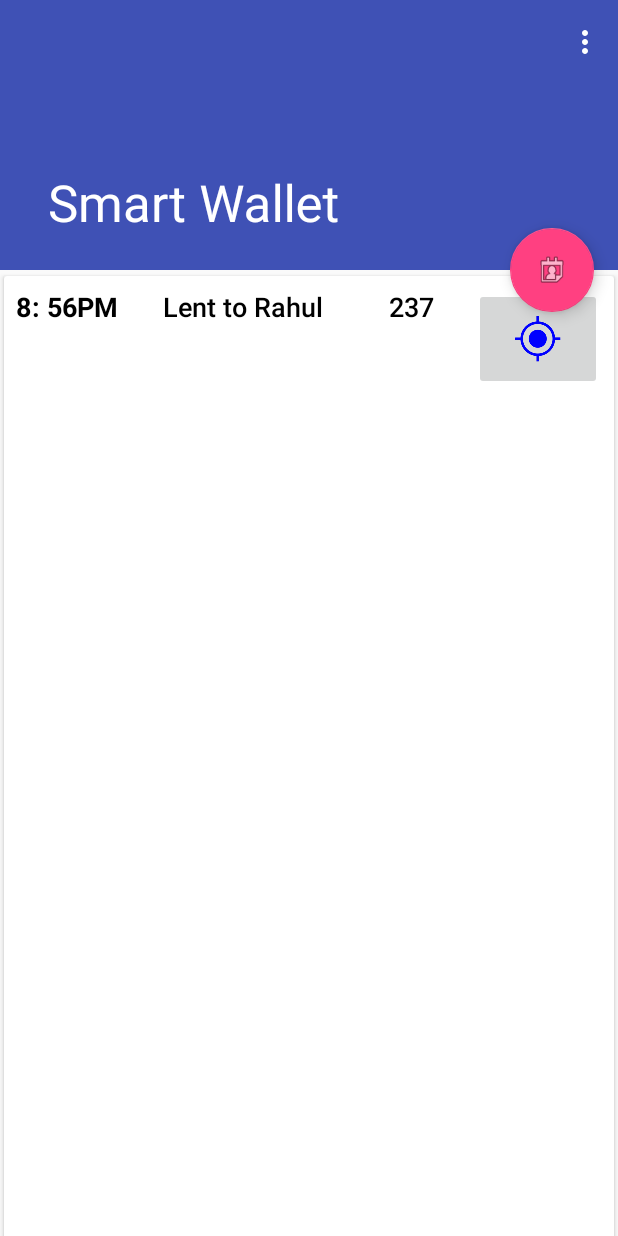
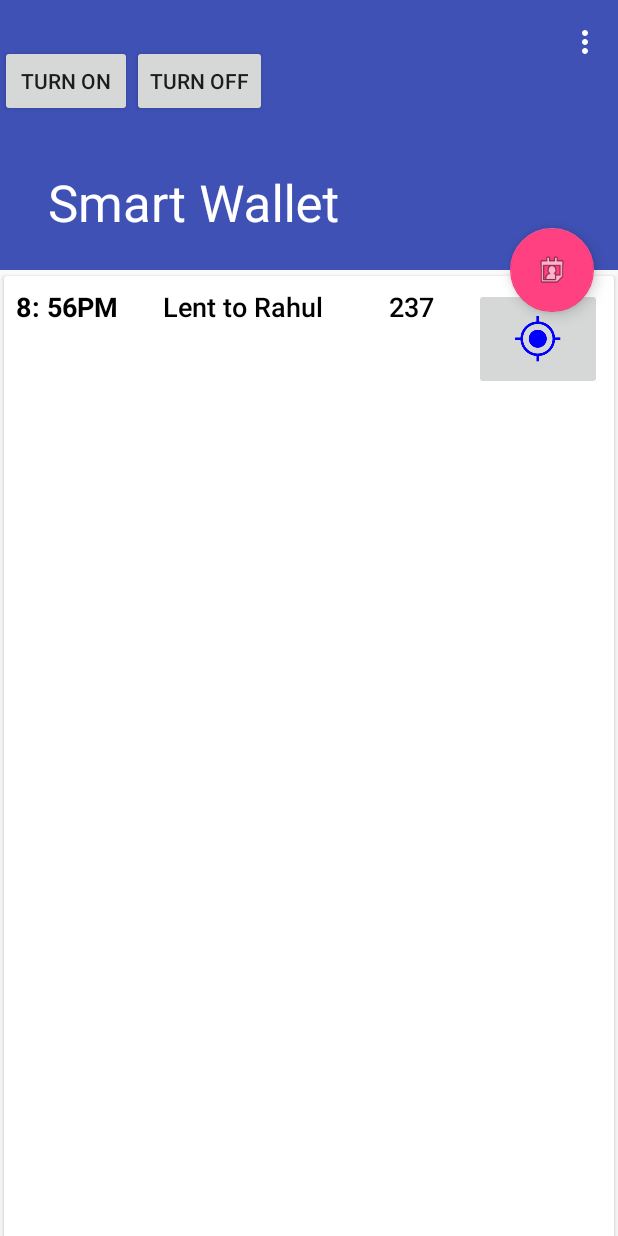
Before and after one commit to aditya-nambiar/smartwallet, an Android app: the screen it shows after launch (ScrollingActivity), on a phone screen of 412 x 824 dp. Run offline under Robolectric (Android 15) with nearby library versions, the phone set to English and light mode, and no system bars.

Commit message:
added turn on, off buttons

```diff
--- a/app/src/main/AndroidManifest.xml
+++ b/app/src/main/AndroidManifest.xml
@@ -20,4 +20,5 @@
         </activity>
     </application>
     <uses-permission android:name="android.permission.BLUETOOTH" />
+    <uses-permission android:name="android.permission.BLUETOOTH_ADMIN"/>
 </manifest>
--- a/app/src/main/java/com/togather/me/smartwallet/ScrollingActivity.java
+++ b/app/src/main/java/com/togather/me/smartwallet/ScrollingActivity.java
@@ -13,7 +13,7 @@ import android.view.Menu;
 import android.view.MenuItem;
 import android.view.View;
 import android.widget.LinearLayout;
-
+import android.bluetooth.BluetoothAdapter;
 import java.util.ArrayList;
 import java.util.List;
 import java.util.Random;
@@ -102,6 +102,17 @@ public class ScrollingActivity extends AppCompatActivity {
             }
         });
 
+        initializeBluetooth();
+
+    }
+
+    protected void initializeBluetooth() {
+        BluetoothAdapter mBluetoothAdapter = BluetoothAdapter.getDefaultAdapter();
+        if (mBluetoothAdapter == null) {
+            // Device does not support Bluetooth
+            return;
+        }
+
     }
 
     @Override
--- a/app/src/main/res/layout/activity_scrolling.xml
+++ b/app/src/main/res/layout/activity_scrolling.xml
@@ -46,6 +46,26 @@
             android:orientation="vertical"
             app:layout_behavior="@string/appbar_scrolling_view_behavior" />
 
+    <LinearLayout
+        android:layout_width="match_parent"
+        android:layout_height="wrap_content"
+        android:orientation="horizontal"
+        android:layout_marginTop="30dp" >
+
+        <Button
+            android:id="@+id/turnOn"
+            android:layout_width="wrap_content"
+            android:layout_height="wrap_content"
+            android:text="@string/on" />
+
+        <Button
+            android:id="@+id/turnOff"
+            android:layout_width="wrap_content"
+            android:layout_height="wrap_content"
+            android:text="@string/off" />
+
+    </LinearLayout>
+
     <android.support.design.widget.FloatingActionButton android:id="@+id/fab"
         android:layout_width="wrap_content" android:layout_height="wrap_content"
         android:layout_margin="@dimen/fab_margin" app:layout_anchor="@id/app_bar"
--- a/app/src/main/res/layout/cashflowcard.xml
+++ b/app/src/main/res/layout/cashflowcard.xml
@@ -12,7 +12,7 @@
 
 
 
-        <LinearLayout
+    <LinearLayout
             android:layout_width="fill_parent"
             android:layout_height="wrap_content"
             android:orientation="vertical"
--- a/app/src/main/res/values/strings.xml
+++ b/app/src/main/res/values/strings.xml
@@ -90,4 +90,9 @@
         "when a user tries to pick up one of cards.\n\n"
     </string>
     <string name="action_settings">Settings</string>
+    <string name="Text">Status: -</string>
+    <string name="on">Turn On</string>
+    <string name="off">Turn Off</string>
+    <string name="List">List paired Devices</string>
+    <string name="Find">Search new Devices / Cancel</string>
 </resources>
```
